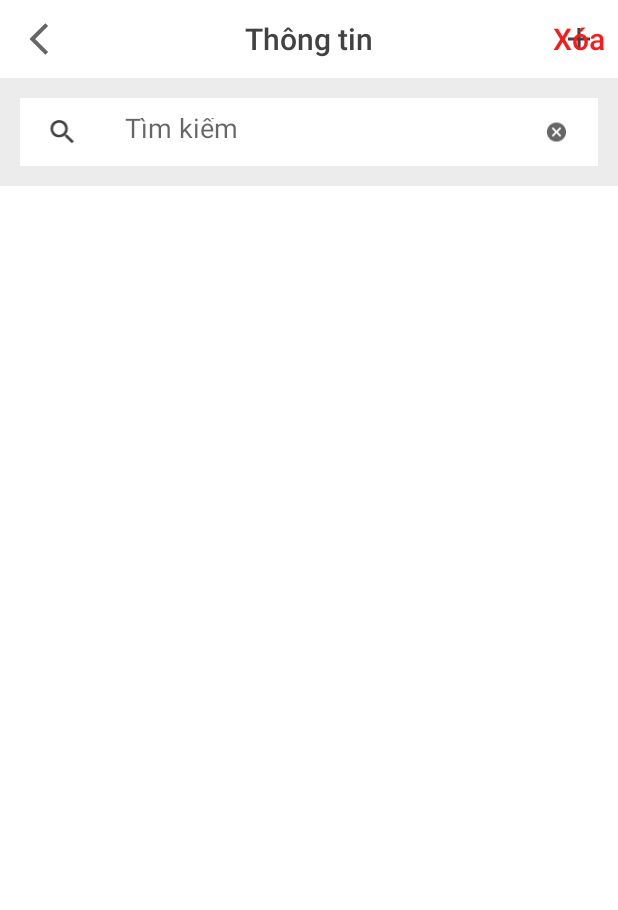
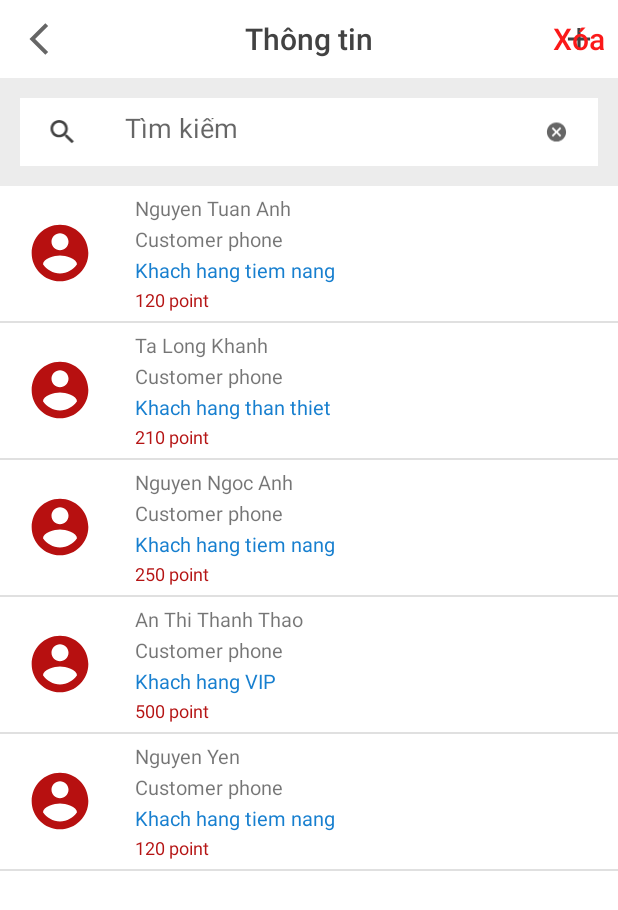
Before and after one commit to tuananhbn101/Canifa_Shopping, an Android app: the CustomerActivity screen opened directly, with no data from a screen before it, on a phone screen of 412 x 824 dp. Shown: the top 910 px of the screen. Run offline under Robolectric (Android 15) with nearby library versions, the phone set to English and light mode, and no system bars; our stand-ins replace data binding, sdp/ssp sizes.

Commit message:
customer listview

```diff
--- /dev/null
+++ b/app/src/main/java/com/example/canifa_shop/Customer/Adapter/CustomerAdapter.java
@@ -0,0 +1,58 @@
+package com.example.canifa_shop.Customer.Adapter;
+
+import android.content.Context;
+import android.view.LayoutInflater;
+import android.view.View;
+import android.view.ViewGroup;
+import android.widget.ArrayAdapter;
+import android.widget.ImageView;
+import android.widget.TextView;
+
+import androidx.annotation.NonNull;
+import androidx.annotation.Nullable;
+
+import com.example.canifa_shop.Customer.Object.Customer;
+import com.example.canifa_shop.R;
+
+import java.util.List;
+
+public class CustomerAdapter extends ArrayAdapter<Customer> {
+    Context context;
+    List<Customer> customerList=null;
+    int id;
+    public CustomerAdapter(@NonNull Context context, int resource, List<Customer> list) {
+        super(context, resource, list);
+        this.context=context;
+        this.id=resource;
+        this.customerList=list;
+
+    }
+
+    @NonNull
+    @Override
+    public View getView(int position, @Nullable View convertView, @NonNull ViewGroup parent) {
+
+        Viewholer view;
+        if(convertView==null)
+        {
+            convertView= LayoutInflater.from(context).inflate(id, parent, false);
+            view=new Viewholer();
+            view.tvName=convertView.findViewById(R.id.tvCustomerName);
+            view.tvPoint=convertView.findViewById(R.id.tvCustomerPoint);
+            view.tvPhone=convertView.findViewById(R.id.tvCustomerPhone);
+            view.tvType=convertView.findViewById(R.id.tvCustomerType);
+            convertView.setTag(view);
+        }else{
+            view=(Viewholer) convertView.getTag();
+        }
+        Customer c=customerList.get(position);
+        view.tvType.setText(c.getCustomerType());
+        view.tvPoint.setText(c.getCustomerPoints()+"");
+        view.tvName.setText(c.getCustomerName()+"");
+        return convertView;
+    }
+    class Viewholer{
+        TextView tvName, tvAddress, tvPhone, tvPoint, tvType, tvEmail, tvVoucher, tvID;
+        ImageView imgCustomer;
+    }
+}
--- a/app/src/main/java/com/example/canifa_shop/Customer/CustomerActivity.java
+++ b/app/src/main/java/com/example/canifa_shop/Customer/CustomerActivity.java
@@ -3,12 +3,19 @@ package com.example.canifa_shop.Customer;
 import androidx.appcompat.app.AppCompatActivity;
 import androidx.databinding.DataBindingUtil;
 
+import android.app.Dialog;
 import android.content.Intent;
 import android.os.Bundle;
 import android.util.Log;
 import android.view.View;
+import android.view.WindowManager;
+import android.widget.AdapterView;
+import android.widget.EditText;
 import android.widget.ImageView;
+import android.widget.TextView;
+import android.widget.Toast;
 
+import com.example.canifa_shop.Customer.Adapter.CustomerAdapter;
 import com.example.canifa_shop.Customer.Object.Customer;
 import com.example.canifa_shop.R;
 import com.example.canifa_shop.SQLHelper.SQLHelper;
@@ -23,11 +30,34 @@ public class CustomerActivity extends AppCompatActivity {
     List<Customer> customerList;
     ImageView btnAdd;
     String control;
+    CustomerAdapter adapter=null;
     @Override
     protected void onCreate(Bundle savedInstanceState) {
         super.onCreate(savedInstanceState);
         binding = DataBindingUtil.setContentView(this,R.layout.activity_customer);
         initialization();
+        Customer customer=new Customer(1,"Nguyen Tuan Anh", "123456789", "tuananh@gmail.com", "Bac Ninh", "120 point", "Khach hang tiem nang", "Giam 10%");
+        Customer customer1=new Customer(2, "Ta Long Khanh", "123456789", "khanh@gmail.com", "Bac Ninh", "210 point", "Khach hang than thiet", "Giam 10%");
+        Customer customer2=new Customer(3, "Nguyen Ngoc Anh", "123456789", "anh@gmail.com", "Bac Ninh", "250 point", "Khach hang tiem nang", "Giam 10%");
+        Customer customer3=new Customer(4, "An Thi Thanh Thao", "123456789", "thanhthao@gmail.com", "Bac Ninh", "500 point", "Khach hang VIP", "Giam 10%");
+        Customer customer4=new Customer(5, "Nguyen Yen", "123456789", "yenanh@gmail.com", "Bac Ninh", "120 point", "Khach hang tiem nang", "Giam 10%");
+        customerList=new ArrayList<>();
+        customerList.add(customer);
+        customerList.add(customer1);
+        customerList.add(customer2);
+        customerList.add(customer3);
+        customerList.add(customer4);
+        adapter = new CustomerAdapter(this, R.layout.layout_item_customer, customerList);
+        binding.rvCustomer.setAdapter(adapter);
+        adapter.notifyDataSetChanged();
+        binding.rvCustomer.setOnItemClickListener(new AdapterView.OnItemClickListener() {
+            @Override
+            public void onItemClick(AdapterView<?> parent, View view, int position, long id) {
+            //    Toast.makeText(getBaseContext(), customerList.get(position).getIDCustomer()+"", Toast.LENGTH_SHORT).show();
+                int ID=customerList.get(position).getIDCustomer();
+                showDialog(ID, customerList);
+            }
+        });
         btnAdd.setOnClickListener(new View.OnClickListener() {
             @Override
             public void onClick(View v) {
@@ -36,6 +66,38 @@ public class CustomerActivity extends AppCompatActivity {
                 startActivity(intent);
             }
         });
+
+    }
+    private void showDialog(int id, List<Customer> customerList) {
+        id=id-1;
+        Dialog dialog=new Dialog(this);
+        dialog.setContentView(R.layout.activity_customer_detail);
+        ImageView img=dialog.findViewById(R.id.ivCustomer);
+        img.setImageResource(R.drawable.ic_baseline_account_circle_24);
+        TextView tvVoucher, tvPoints, tvType, button;
+        EditText etName, etAddress, etPhone, etEmail;
+        tvVoucher=dialog.findViewById(R.id.etVoucher);
+        tvVoucher.setText(customerList.get(id).getCustomerVoucher());
+        tvType=dialog.findViewById(R.id.etType);
+        tvType.setText(customerList.get(id).getCustomerType());
+        tvPoints=dialog.findViewById(R.id.etPoint);
+        tvPoints.setText(customerList.get(id).getCustomerPoints());
+        etName=dialog.findViewById(R.id.etFulName);
+        etName.setText(customerList.get(id).getCustomerName());
+        etAddress=dialog.findViewById(R.id.etAddress);
+        etAddress.setText(customerList.get(id).getCustomerAddress());
+        etEmail=dialog.findViewById(R.id.etEmail);
+        etEmail.setText(customerList.get(id).getCustomerEmail());
+        etPhone=dialog.findViewById(R.id.etPhoneNumber);
+        etPhone.setText(customerList.get(id).getCustomerPhone());
+        button=dialog.findViewById(R.id.btnControl);
+        WindowManager.LayoutParams lp=new WindowManager.LayoutParams();
+        lp.copyFrom(dialog.getWindow().getAttributes());
+        lp.width=WindowManager.LayoutParams.MATCH_PARENT;
+        lp.height=WindowManager.LayoutParams.WRAP_CONTENT;
+        dialog.show();
+        dialog.getWindow().setAttributes(lp);
+
 
     }
     public void getInten(){
--- /dev/null
+++ b/app/src/main/res/drawable/ic_baseline_account_circle_24.xml
@@ -0,0 +1,5 @@
+<vector android:height="24dp" android:tint="#B71010"
+    android:viewportHeight="24" android:viewportWidth="24"
+    android:width="24dp" xmlns:android="http://schemas.android.com/apk/res/android">
+    <path android:fillColor="@android:color/white" android:pathData="M12,2C6.48,2 2,6.48 2,12s4.48,10 10,10 10,-4.48 10,-10S17.52,2 12,2zM12,5c1.66,0 3,1.34 3,3s-1.34,3 -3,3 -3,-1.34 -3,-3 1.34,-3 3,-3zM12,19.2c-2.5,0 -4.71,-1.28 -6,-3.22 0.03,-1.99 4,-3.08 6,-3.08 1.99,0 5.97,1.09 6,3.08 -1.29,1.94 -3.5,3.22 -6,3.22z"/>
+</vector>
--- a/app/src/main/res/layout/activity_customer.xml
+++ b/app/src/main/res/layout/activity_customer.xml
@@ -51,7 +51,7 @@
             </LinearLayout>
         </LinearLayout>
 
-        <androidx.recyclerview.widget.RecyclerView
+        <ListView
             android:id="@+id/rvCustomer"
             android:layout_width="match_parent"
             android:layout_height="match_parent" />
--- a/app/src/main/res/layout/activity_customer_detail.xml
+++ b/app/src/main/res/layout/activity_customer_detail.xml
@@ -23,9 +23,9 @@
                     android:id="@+id/ivCustomer"
                     android:layout_width="@dimen/_70sdp"
                     android:layout_height="match_parent"
-                    android:src="@drawable/image"
+                    android:src="@drawable/ic_baseline_account_circle_24"
                     android:layout_centerInParent="true"
-                    android:scaleType="centerCrop"/>
+                    android:scaleType="fitCenter"/>
             </RelativeLayout>
 
             <LinearLayout
--- /dev/null
+++ b/app/src/main/res/layout/layout_item_customer.xml
@@ -0,0 +1,65 @@
+<?xml version="1.0" encoding="utf-8"?>
+<RelativeLayout xmlns:android="http://schemas.android.com/apk/res/android"
+    android:layout_width="match_parent"
+    android:layout_height="match_parent">
+
+    <LinearLayout
+        android:layout_width="match_parent"
+        android:layout_height="wrap_content"
+        android:orientation="horizontal"
+        >
+        <RelativeLayout
+            android:layout_width="80dp"
+            android:layout_height="90dp"
+            >
+            <ImageView
+                android:layout_width="45dp"
+                android:layout_height="45dp"
+                android:layout_centerInParent="true"
+                android:src="@drawable/ic_baseline_account_circle_24"
+                />
+        </RelativeLayout>
+
+        <LinearLayout
+            android:layout_width="match_parent"
+            android:layout_height="90dp"
+            android:layout_marginLeft="10dp"
+            android:orientation="vertical">
+            <TextView
+                android:layout_marginTop="5dp"
+                android:layout_width="wrap_content"
+                android:layout_height="wrap_content"
+                android:textSize="13dp"
+                android:id="@+id/tvCustomerName"
+                android:text="Customer name"
+                />
+            <TextView
+                android:layout_marginTop="2dp"
+                android:layout_width="wrap_content"
+                android:layout_height="wrap_content"
+                android:textSize="13dp"
+                android:id="@+id/tvCustomerPhone"
+                android:text="Customer phone"
+                />
+            <TextView
+                android:layout_marginTop="2dp"
+                android:layout_width="wrap_content"
+                android:layout_height="wrap_content"
+                android:textSize="13dp"
+                android:id="@+id/tvCustomerType"
+                android:textColor="#177FCF"
+                android:text="Customer type"
+                />
+            <TextView
+                android:layout_marginTop="2dp"
+                android:layout_width="wrap_content"
+                android:layout_height="wrap_content"
+                android:textSize="12dp"
+                android:id="@+id/tvCustomerPoint"
+                android:textColor="#B51414"
+                android:text="Customer point"
+                />
+
+        </LinearLayout>
+    </LinearLayout>
+</RelativeLayout>
```
